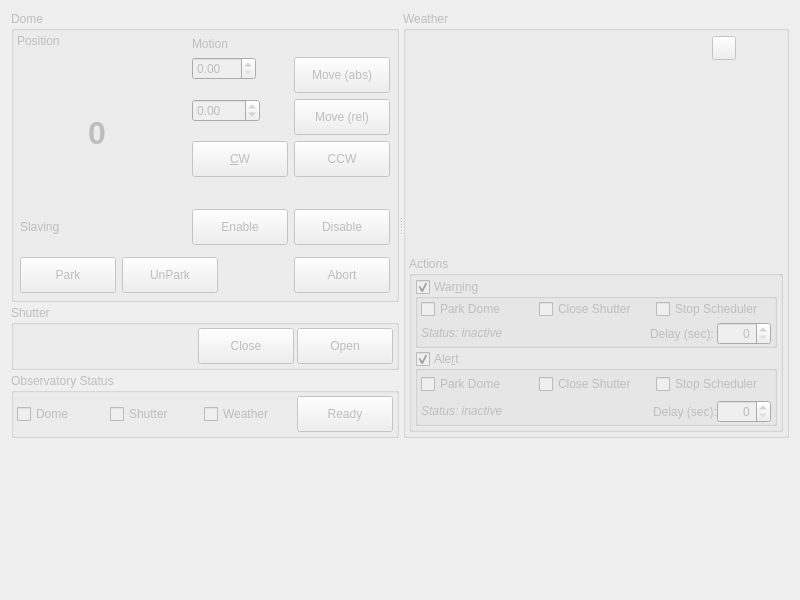
The window that kstars/ekos/observatory/observatory.ui (KDE/kstars) describes before a commit, drawn with Qt 5.
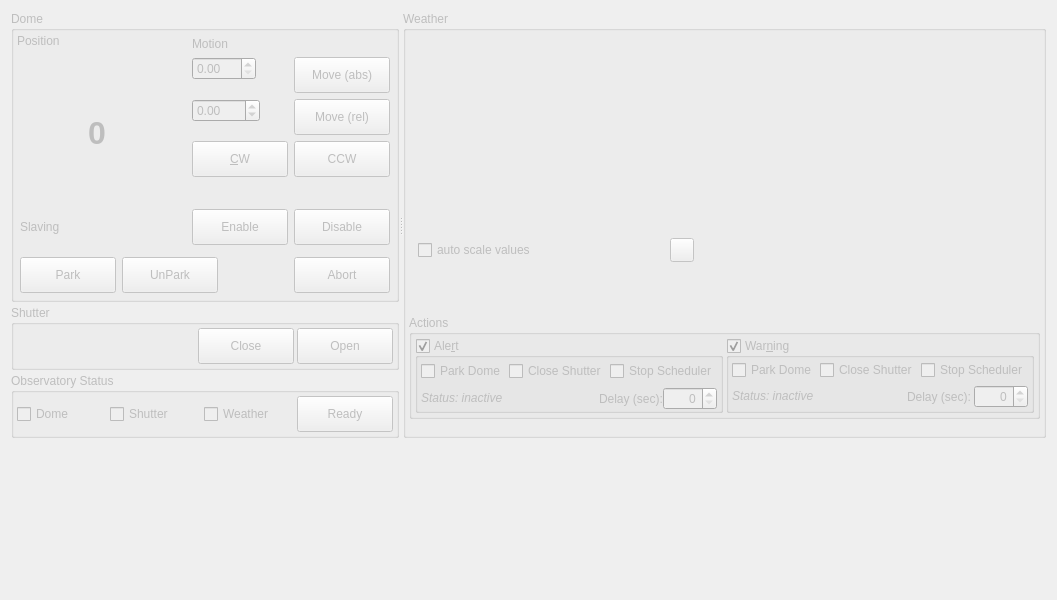
The same window after the commit. Icons and pictures are not drawn. Custom widgets are drawn as their Qt base class.

Patch:
```diff
--- a/kstars/ekos/observatory/observatory.ui
+++ b/kstars/ekos/observatory/observatory.ui
@@ -22,7 +22,7 @@
      <property name="orientation">
       <enum>Qt::Horizontal</enum>
      </property>
-     <widget class="QWidget" name="">
+     <widget class="QWidget" name="layoutWidget">
       <layout class="QVBoxLayout" name="leftLayout">
        <property name="spacing">
         <number>3</number>
@@ -810,46 +810,7 @@
        <property name="horizontalSpacing">
         <number>3</number>
        </property>
-       <item row="1" column="1" colspan="6">
-        <widget class="QCustomPlot" name="sensorGraphs" native="true">
-         <property name="sizePolicy">
-          <sizepolicy hsizetype="Expanding" vsizetype="Expanding">
-           <horstretch>0</horstretch>
-           <verstretch>0</verstretch>
-          </sizepolicy>
-         </property>
-         <property name="toolTip">
-          <string/>
-         </property>
-        </widget>
-       </item>
-       <item row="1" column="0">
-        <widget class="QWidget" name="sensorData" native="true">
-         <property name="minimumSize">
-          <size>
-           <width>140</width>
-           <height>0</height>
-          </size>
-         </property>
-         <property name="toolTip">
-          <string>&lt;html&gt;&lt;head/&gt;&lt;body&gt;&lt;p&gt;Current data of the weather sensors. Click on the sensor name to display its data over time.&lt;/p&gt;&lt;/body&gt;&lt;/html&gt;</string>
-         </property>
-        </widget>
-       </item>
-       <item row="0" column="2">
-        <spacer name="horizontalSpacer_5">
-         <property name="orientation">
-          <enum>Qt::Horizontal</enum>
-         </property>
-         <property name="sizeHint" stdset="0">
-          <size>
-           <width>40</width>
-           <height>20</height>
-          </size>
-         </property>
-        </spacer>
-       </item>
-       <item row="3" column="0" colspan="7" alignment="Qt::AlignTop">
+       <item row="3" column="0" colspan="6" alignment="Qt::AlignTop">
         <widget class="QGroupBox" name="weatherActionsBox">
          <property name="enabled">
           <bool>false</bool>
@@ -857,7 +818,7 @@
          <property name="title">
           <string>Actions</string>
          </property>
-         <layout class="QVBoxLayout" name="verticalLayout">
+         <layout class="QHBoxLayout" name="horizontalLayout_7">
           <property name="spacing">
            <number>3</number>
           </property>
@@ -873,98 +834,6 @@
           <property name="bottomMargin">
            <number>3</number>
           </property>
-          <item alignment="Qt::AlignTop">
-           <widget class="QGroupBox" name="weatherWarningBox">
-            <property name="title">
-             <string>War&amp;ning</string>
-            </property>
-            <property name="checkable">
-             <bool>true</bool>
-            </property>
-            <layout class="QGridLayout" name="gridLayout_6">
-             <property name="leftMargin">
-              <number>3</number>
-             </property>
-             <property name="topMargin">
-              <number>0</number>
-             </property>
-             <property name="rightMargin">
-              <number>3</number>
-             </property>
-             <property name="bottomMargin">
-              <number>0</number>
-             </property>
-             <property name="spacing">
-              <number>3</number>
-             </property>
-             <item row="0" column="0">
-              <widget class="QCheckBox" name="weatherWarningDomeCB">
-               <property name="text">
-                <string>Park Dome</string>
-               </property>
-              </widget>
-             </item>
-             <item row="0" column="1">
-              <widget class="QCheckBox" name="weatherWarningShutterCB">
-               <property name="text">
-                <string>Close Shutter</string>
-               </property>
-              </widget>
-             </item>
-             <item row="0" column="2">
-              <widget class="QCheckBox" name="weatherWarningSchedulerCB">
-               <property name="text">
-                <string>Stop Scheduler</string>
-               </property>
-              </widget>
-             </item>
-             <item row="1" column="0" colspan="3">
-              <layout class="QHBoxLayout" name="horizontalLayout">
-               <item>
-                <widget class="QLabel" name="weatherWarningStatusLabel">
-                 <property name="text">
-                  <string>&lt;html&gt;&lt;head/&gt;&lt;body&gt;&lt;p&gt;&lt;span style=&quot; font-style:italic;&quot;&gt;Status: inactive&lt;/span&gt;&lt;/p&gt;&lt;/body&gt;&lt;/html&gt;</string>
-                 </property>
-                 <property name="textFormat">
-                  <enum>Qt::AutoText</enum>
-                 </property>
-                </widget>
-               </item>
-               <item>
-                <spacer name="horizontalSpacer_6">
-                 <property name="orientation">
-                  <enum>Qt::Horizontal</enum>
-                 </property>
-                 <property name="sizeHint" stdset="0">
-                  <size>
-                   <width>40</width>
-                   <height>20</height>
-                  </size>
-                 </property>
-                </spacer>
-               </item>
-               <item>
-                <widget class="QLabel" name="weatherWarningDelayLabel">
-                 <property name="text">
-                  <string>Delay (sec):</string>
-                 </property>
-                </widget>
-               </item>
-               <item>
-                <widget class="QSpinBox" name="weatherWarningDelaySB">
-                 <property name="alignment">
-                  <set>Qt::AlignRight|Qt::AlignTrailing|Qt::AlignVCenter</set>
-                 </property>
-                 <property name="maximum">
-                  <number>9999</number>
-                 </property>
-                </widget>
-               </item>
-              </layout>
-             </item>
-            </layout>
-           </widget>
-          </item>
           <item>
            <widget class="QGroupBox" name="weatherAlertBox">
             <property name="title">
@@ -1057,26 +926,128 @@
             </layout>
            </widget>
           </item>
+          <item>
+           <widget class="QGroupBox" name="weatherWarningBox">
+            <property name="title">
+             <string>War&amp;ning</string>
+            </property>
+            <property name="checkable">
+             <bool>true</bool>
+            </property>
+            <layout class="QGridLayout" name="gridLayout_6">
+             <property name="leftMargin">
+              <number>3</number>
+             </property>
+             <property name="topMargin">
+              <number>0</number>
+             </property>
+             <property name="rightMargin">
+              <number>3</number>
+             </property>
+             <property name="bottomMargin">
+              <number>0</number>
+             </property>
+             <property name="spacing">
+              <number>3</number>
+             </property>
+             <item row="1" column="0" colspan="3">
+              <layout class="QHBoxLayout" name="horizontalLayout">
+               <item>
+                <widget class="QLabel" name="weatherWarningStatusLabel">
+                 <property name="text">
+                  <string>&lt;html&gt;&lt;head/&gt;&lt;body&gt;&lt;p&gt;&lt;span style=&quot; font-style:italic;&quot;&gt;Status: inactive&lt;/span&gt;&lt;/p&gt;&lt;/body&gt;&lt;/html&gt;</string>
+                 </property>
+                 <property name="textFormat">
+                  <enum>Qt::AutoText</enum>
+                 </property>
+                </widget>
+               </item>
+               <item>
+                <spacer name="horizontalSpacer_6">
+                 <property name="orientation">
+                  <enum>Qt::Horizontal</enum>
+                 </property>
+                 <property name="sizeHint" stdset="0">
+                  <size>
+                   <width>40</width>
+                   <height>20</height>
+                  </size>
+                 </property>
+                </spacer>
+               </item>
+               <item>
+                <widget class="QLabel" name="weatherWarningDelayLabel">
+                 <property name="text">
+                  <string>Delay (sec):</string>
+                 </property>
+                </widget>
+               </item>
+               <item>
+                <widget class="QSpinBox" name="weatherWarningDelaySB">
+                 <property name="alignment">
+                  <set>Qt::AlignRight|Qt::AlignTrailing|Qt::AlignVCenter</set>
+                 </property>
+                 <property name="maximum">
+                  <number>9999</number>
+                 </property>
+                </widget>
+               </item>
+              </layout>
+             </item>
+             <item row="0" column="0">
+              <widget class="QCheckBox" name="weatherWarningDomeCB">
+               <property name="text">
+                <string>Park Dome</string>
+               </property>
+              </widget>
+             </item>
+             <item row="0" column="2">
+              <widget class="QCheckBox" name="weatherWarningSchedulerCB">
+               <property name="text">
+                <string>Stop Scheduler</string>
+               </property>
+              </widget>
+             </item>
+             <item row="0" column="1">
+              <widget class="QCheckBox" name="weatherWarningShutterCB">
+               <property name="text">
+                <string>Close Shutter</string>
+               </property>
+              </widget>
+             </item>
+            </layout>
+           </widget>
+          </item>
          </layout>
         </widget>
        </item>
+       <item row="1" column="1" rowspan="2" colspan="5">
+        <widget class="QCustomPlot" name="sensorGraphs" native="true">
+         <property name="sizePolicy">
+          <sizepolicy hsizetype="Expanding" vsizetype="Expanding">
+           <horstretch>0</horstretch>
+           <verstretch>0</verstretch>
+          </sizepolicy>
+         </property>
+         <property name="toolTip">
+          <string/>
+         </property>
+        </widget>
+       </item>
+       <item row="0" column="2">
+        <spacer name="horizontalSpacer_5">
+         <property name="orientation">
+          <enum>Qt::Horizontal</enum>
+         </property>
+         <property name="sizeHint" stdset="0">
+          <size>
+           <width>40</width>
+           <height>20</height>
+          </size>
+         </property>
+        </spacer>
+       </item>
        <item row="0" column="4">
-        <spacer name="horizontalSpacer_3">
-         <property name="orientation">
-          <enum>Qt::Horizontal</enum>
-         </property>
-         <property name="sizeType">
-          <enum>QSizePolicy::Fixed</enum>
-         </property>
-         <property name="sizeHint" stdset="0">
-          <size>
-           <width>10</width>
-           <height>20</height>
-          </size>
-         </property>
-        </spacer>
-       </item>
-       <item row="0" column="5">
         <widget class="QLabel" name="weatherStatusLabel">
          <property name="sizePolicy">
           <sizepolicy hsizetype="Fixed" vsizetype="Fixed">
@@ -1101,38 +1072,93 @@
          </property>
         </widget>
        </item>
-       <item row="0" column="3">
-        <widget class="QPushButton" name="clearGraphHistory">
-         <property name="enabled">
-          <bool>false</bool>
-         </property>
+       <item row="1" column="0">
+        <widget class="QWidget" name="sensorData" native="true">
          <property name="minimumSize">
           <size>
-           <width>24</width>
-           <height>24</height>
-          </size>
-         </property>
-         <property name="maximumSize">
-          <size>
-           <width>24</width>
-           <height>24</height>
+           <width>140</width>
+           <height>0</height>
           </size>
          </property>
          <property name="toolTip">
           <string>&lt;html&gt;&lt;head/&gt;&lt;body&gt;&lt;p&gt;Clear sensor data history&lt;/p&gt;&lt;/body&gt;&lt;/html&gt;</string>
          </property>
-         <property name="text">
-          <string/>
-         </property>
-         <property name="icon">
-          <iconset theme="edit-delete"/>
-         </property>
-         <property name="iconSize">
-          <size>
-           <width>24</width>
-           <height>24</height>
-          </size>
-         </property>
+        </widget>
+       </item>
+       <item row="2" column="0">
+        <widget class="QFrame" name="horizontalFrame">
+         <layout class="QHBoxLayout" name="graphActionsBox">
+          <property name="leftMargin">
+           <number>9</number>
+          </property>
+          <property name="topMargin">
+           <number>3</number>
+          </property>
+          <property name="rightMargin">
+           <number>9</number>
+          </property>
+          <property name="bottomMargin">
+           <number>3</number>
+          </property>
+          <item>
+           <widget class="QCheckBox" name="autoscaleValuesCB">
+            <property name="toolTip">
+             <string>&lt;html&gt;&lt;head/&gt;&lt;body&gt;&lt;p&gt;Scale the value axis to the current value range.&lt;/p&gt;&lt;/body&gt;&lt;/html&gt;</string>
+            </property>
+            <property name="text">
+             <string>auto scale values</string>
+            </property>
+           </widget>
+          </item>
+          <item>
+           <spacer name="horizontalSpacer_3">
+            <property name="orientation">
+             <enum>Qt::Horizontal</enum>
+            </property>
+            <property name="sizeHint" stdset="0">
+             <size>
+              <width>40</width>
+              <height>20</height>
+             </size>
+            </property>
+           </spacer>
+          </item>
+          <item>
+           <widget class="QPushButton" name="clearGraphHistory">
+            <property name="enabled">
+             <bool>false</bool>
+            </property>
+            <property name="minimumSize">
+             <size>
+              <width>24</width>
+              <height>24</height>
+             </size>
+            </property>
+            <property name="maximumSize">
+             <size>
+              <width>24</width>
+              <height>24</height>
+             </size>
+            </property>
+            <property name="toolTip">
+             <string>&lt;html&gt;&lt;head/&gt;&lt;body&gt;&lt;p&gt;Clear sensor data history&lt;/p&gt;&lt;/body&gt;&lt;/html&gt;</string>
+            </property>
+            <property name="text">
+             <string/>
+            </property>
+            <property name="icon">
+             <iconset theme="edit-delete">
+              <normaloff>.</normaloff>.</iconset>
+            </property>
+            <property name="iconSize">
+             <size>
+              <width>24</width>
+              <height>24</height>
+             </size>
+            </property>
+           </widget>
+          </item>
+         </layout>
         </widget>
        </item>
       </layout>
```
Left out of the diff: 2 changed lines with no effect on the pictures.
